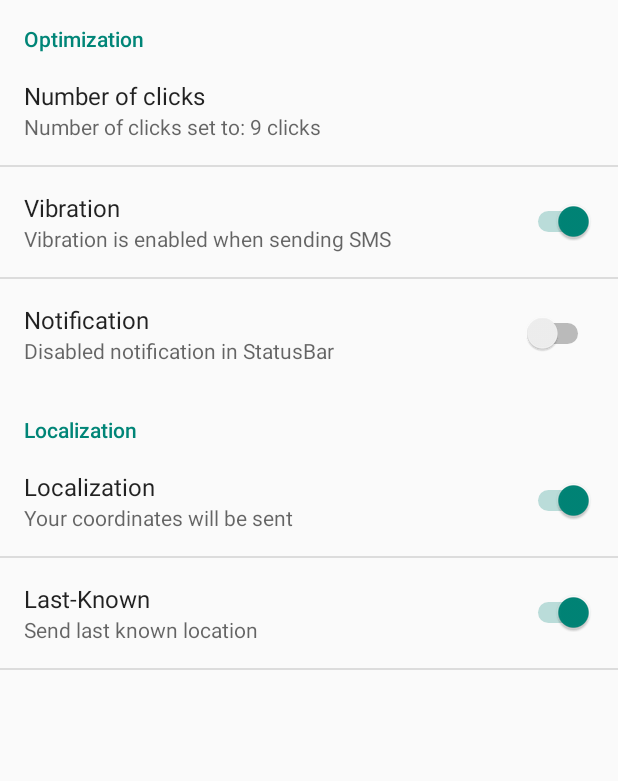
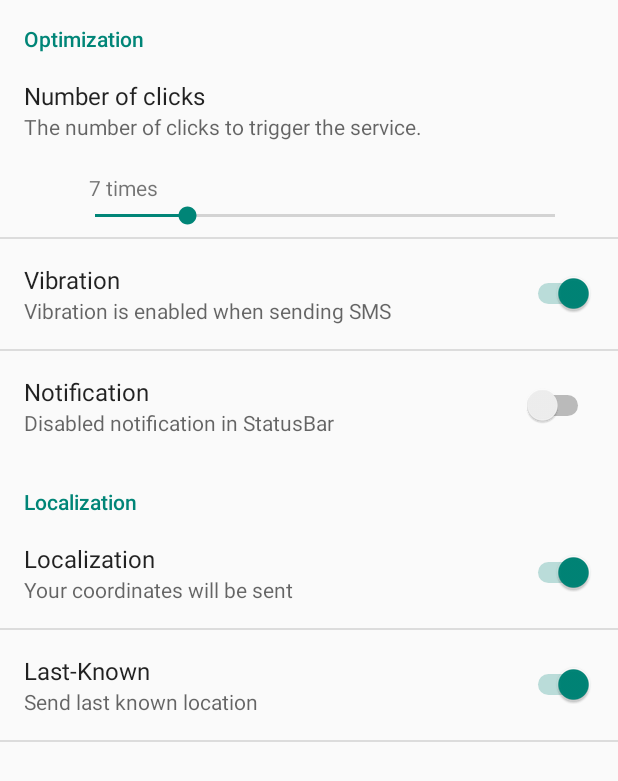
Before and after one commit to PuR3v1L/EmergencySMS, an Android app: the screen it shows after launch (PrefsActivity), after a tap on "Preferences", on a phone screen of 412 x 824 dp. Shown: the top 781 px of the screen. Run offline under Robolectric (Android 15) with nearby library versions, the phone set to English and light mode, and no system bars; libraries missing offline, so code that uses them is left out: android.test.suitebuilder; 1 statement that could not run was skipped.

Commit message:
added seek bar preference for number of clicks

```diff
--- a/InstantSMSEmergency/src/main/java/com/spydiko/instantsmsemergency/InstantSMSemergensy.java
+++ b/InstantSMSEmergency/src/main/java/com/spydiko/instantsmsemergency/InstantSMSemergensy.java
@@ -3,6 +3,8 @@ package com.spydiko.instantsmsemergency;
 import android.app.Application;
 import android.content.Context;
 import android.content.SharedPreferences;
+import android.content.res.Resources;
+import android.content.res.TypedArray;
 import android.location.Location;
 import android.location.LocationListener;
 import android.location.LocationManager;
@@ -90,7 +92,7 @@ public class InstantSMSemergensy extends Application {
 	}
 
 	public int loadCounterClicks() {
-		return Integer.valueOf(prefs.getString("screen_off_counter", "8"));
+		return prefs.getInt("screen_off_counter", 8);
 	}
 
 	public boolean isGetLocation() {
@@ -228,6 +230,10 @@ public class InstantSMSemergensy extends Application {
 		return prefs.getBoolean("permanent_notification",false);
 	}
 
+	public Resources getMyResources() {
+		return getResources();
+	}
+
 	// ----------------------------------------****************************---------------------------------------------------------------------
 
 
--- a/InstantSMSEmergency/src/main/java/com/spydiko/instantsmsemergency/PrefsActivity.java
+++ b/InstantSMSEmergency/src/main/java/com/spydiko/instantsmsemergency/PrefsActivity.java
@@ -22,7 +22,7 @@ import android.view.MenuItem;
 public class PrefsActivity extends PreferenceActivity implements SharedPreferences.OnSharedPreferenceChangeListener {
 
 	private static final String TAG = PrefsActivity.class.getSimpleName();
-	ListPreference screenOffCounterList;
+//	ListPreference screenOffCounterList;
 	CheckBoxPreference vibratePref, locationPref, lastKnownLocation, notification;
 	SwitchPreference vibratePrefSwitch, locationPrefSwitch, lastKnownLocationSwitch, notificationSwitch;
 	InstantSMSemergensy instantSMSemergensy;
@@ -39,7 +39,7 @@ public class PrefsActivity extends PreferenceActivity implements SharedPreferenc
 	}
 
 	private void setSummaries() {
-		setScreenOffCounterSum();
+//		setScreenOffCounterSum();
 		if (Build.VERSION.SDK_INT >= Build.VERSION_CODES.ICE_CREAM_SANDWICH){
 			setVibrationSwitchSum();
 			setLocationSwitchSum();
@@ -86,10 +86,10 @@ public class PrefsActivity extends PreferenceActivity implements SharedPreferenc
 		else vibratePrefSwitch.setSummary(getResources().getString(R.string.vibrate_off));
 	}
 
-	private void setScreenOffCounterSum() {
-		screenOffCounterList = (ListPreference) findPreference("screen_off_counter");
-		screenOffCounterList.setSummary(getResources().getString(R.string.screen_off_counter) + " " + (screenOffCounterList.getEntry()) + " clicks");
-	}
+//	private void setScreenOffCounterSum() {
+//		screenOffCounterList = (ListPreference) findPreference("screen_off_counter");
+//		screenOffCounterList.setSummary(getResources().getString(R.string.screen_off_counter) + " " + (screenOffCounterList.getEntry()) + " clicks");
+//	}
 
 	private void setVibrationSum() {
 		vibratePref = (CheckBoxPreference) findPreference("vibrate_pref");
@@ -100,7 +100,7 @@ public class PrefsActivity extends PreferenceActivity implements SharedPreferenc
 	@Override
 	public void onSharedPreferenceChanged(SharedPreferences sharedPreferences, String s) {
 		if (InstantSMSemergensy.debugging) Log.d(TAG, "onSharedPreferenceChanged: " + s);
-		if (s.equals("screen_off_counter")) setScreenOffCounterSum();
+//		if (s.equals("screen_off_counter")) setScreenOffCounterSum();
 		if (Build.VERSION.SDK_INT >= Build.VERSION_CODES.ICE_CREAM_SANDWICH){
 			if (s.equals("vibrate_pref")) setVibrationSwitchSum();
 			if (s.equals("location_pref")) setLocationSwitchSum();
@@ -112,7 +112,7 @@ public class PrefsActivity extends PreferenceActivity implements SharedPreferenc
 			if (s.equals("last_known_location")) setLastKnownLocationSum();
 			if (s.equals("permanent_notification")) setNotificationSum();
 		}
-		if (s.equals("location_pref") || s.equals("permanent_notification")) startService(new Intent(this, MyService.class));
+		if ((s.equals("location_pref") || s.equals("permanent_notification")) && instantSMSemergensy.isServiceRunning()) startService(new Intent(this, MyService.class));
 	}
 	@SuppressLint("NewApi")
 	private void setNotificationSwitchSum() {
--- a/InstantSMSEmergency/src/main/java/com/spydiko/instantsmsemergency/RemoteControlReceiver.java
+++ b/InstantSMSEmergency/src/main/java/com/spydiko/instantsmsemergency/RemoteControlReceiver.java
@@ -24,6 +24,7 @@ public class RemoteControlReceiver extends BroadcastReceiver {
 
 		if (InstantSMSemergensy.debugging) Log.d("onReceive", "Power button is pressed. Sent Sms is " + sentSMS);
 		int threshold = instantSMSemergensy.loadCounterClicks()/2;
+		Log.d(TAG,"threshold: "+threshold);
 		if (intent.getAction().equals(Intent.ACTION_SCREEN_OFF)) {
 			countPowerOff++;
 		} else if (intent.getAction().equals(Intent.ACTION_SCREEN_ON)) {
--- /dev/null
+++ b/InstantSMSEmergency/src/main/java/com/spydiko/instantsmsemergency/SeekBarPreference.java
@@ -0,0 +1,243 @@
+package com.spydiko.instantsmsemergency;
+
+/**
+ * Created by spiros on 11/9/13.
+ */
+import android.content.Context;
+import android.content.res.TypedArray;
+import android.preference.Preference;
+import android.util.AttributeSet;
+import android.util.Log;
+import android.view.View;
+import android.view.ViewGroup;
+import android.view.ViewParent;
+import android.widget.LinearLayout;
+import android.widget.SeekBar;
+import android.widget.SeekBar.OnSeekBarChangeListener;
+import android.widget.TextView;
+
+public class SeekBarPreference extends Preference implements OnSeekBarChangeListener {
+
+	private static final String TAG = SeekBarPreference.class.getSimpleName();
+	private static final String ANDROIDNS = "http://schemas.android.com/apk/res/android";
+	private static final String APPLICATIONNS = "http://robobunny.com";
+	private static final int DEFAULT_VALUE = 7;
+	private static int mMaxValue = 15;
+	private static int mMinValue = 5;
+	private static int mInterval = 2;
+	private static int mCurrentValue;
+	private String mUnitsLeft = "";
+	private String mUnitsRight = "";
+	private SeekBar mSeekBar;
+	private TextView mStatusText;
+	private InstantSMSemergensy instantSMSemergensy;
+
+	public SeekBarPreference(Context context, AttributeSet attrs) {
+		super(context, attrs);
+		initPreference(context, attrs);
+	}
+
+	public SeekBarPreference(Context context, AttributeSet attrs, int defStyle) {
+		super(context, attrs, defStyle);
+		initPreference(context, attrs);
+	}
+
+	private void initPreference(Context context, AttributeSet attrs) {
+		instantSMSemergensy = (InstantSMSemergensy) context.getApplicationContext();
+
+		setValuesFromXml(attrs);
+		mSeekBar = new SeekBar(context, attrs);
+		mSeekBar.setMax(mMaxValue - mMinValue);
+		mSeekBar.setOnSeekBarChangeListener(this);
+
+
+			setmUnitsRight(" " + instantSMSemergensy.getMyResources().getString(R.string.times));
+
+
+		setWidgetLayoutResource(R.layout.seek_bar_preference);
+	}
+
+	private void setValuesFromXml(AttributeSet attrs) {
+		mMaxValue = attrs.getAttributeIntValue(ANDROIDNS, "max", 100);
+		mMinValue = attrs.getAttributeIntValue(APPLICATIONNS, "min", 1);
+
+		mUnitsLeft = getAttributeStringValue(attrs, "unitsLeft", "");
+		//		String units = getAttributeStringValue(attrs, APPLICATIONNS, "units", "");
+		//		mUnitsRight = getAttributeStringValue(attrs, APPLICATIONNS, "unitsRight", units);
+
+		try {
+			String newInterval = attrs.getAttributeValue(APPLICATIONNS, "interval");
+			if (newInterval != null)
+				mInterval = Integer.parseInt(newInterval);
+		} catch (Exception e) {
+			Log.e(TAG, "Invalid interval value", e);
+		}
+
+	}
+
+	private String getAttributeStringValue(AttributeSet attrs, String name, String defaultValue) {
+		String value = attrs.getAttributeValue(SeekBarPreference.APPLICATIONNS, name);
+		if (value == null)
+			value = defaultValue;
+
+		return value;
+	}
+
+	@Override
+	protected View onCreateView(ViewGroup parent) {
+		View view = super.onCreateView(parent);
+
+		// The basic preference layout puts the widget frame to the right of the title and summary,
+		// so we need to change it a bit - the seekbar should be under them.
+		LinearLayout layout = (LinearLayout) view;
+		layout.setOrientation(LinearLayout.VERTICAL);
+
+		return view;
+	}
+
+	@Override
+	public void onBindView(View view) {
+		super.onBindView(view);
+
+		try {
+			// move our seekbar to the new view we've been given
+			ViewParent oldContainer = mSeekBar.getParent();
+			ViewGroup newContainer = (ViewGroup) view.findViewById(R.id.seekBarPrefBarContainer);
+
+			if (oldContainer != newContainer) {
+				// remove the seekbar from the old view
+				if (oldContainer != null) {
+					((ViewGroup) oldContainer).removeView(mSeekBar);
+				}
+				// remove the existing seekbar (there may not be one) and add ours
+				newContainer.removeAllViews();
+				newContainer.addView(mSeekBar, ViewGroup.LayoutParams.FILL_PARENT,ViewGroup.LayoutParams.WRAP_CONTENT);
+			}
+		} catch (Exception ex) {
+			Log.e(TAG, "Error binding view: " + ex.toString());
+		}
+
+		//if dependency is false from the beginning, disable the seek bar
+		if (view != null && !view.isEnabled()) {
+			mSeekBar.setEnabled(false);
+		}
+
+		updateView(view);
+	}
+
+	/**
+	 * Update a SeekBarPreference view with our current state
+	 *
+	 * @param view
+	 */
+	protected void updateView(View view) {
+
+		try {
+			mStatusText = (TextView) view.findViewById(R.id.seekBarPrefValue);
+
+			mStatusText.setText(String.valueOf(mCurrentValue));
+			mStatusText.setMinimumWidth(30);
+
+			mSeekBar.setProgress(mCurrentValue - mMinValue);
+
+			TextView unitsRight = (TextView) view.findViewById(R.id.seekBarPrefUnitsRight);
+
+			setmUnitsRight(" " + instantSMSemergensy.getMyResources().getString(R.string.times));
+
+			unitsRight.setText(mUnitsRight);
+
+			TextView unitsLeft = (TextView) view.findViewById(R.id.seekBarPrefUnitsLeft);
+			unitsLeft.setText(mUnitsLeft);
+
+		} catch (Exception e) {
+			Log.e(TAG, "Error updating seek bar preference", e);
+		}
+
+	}
+
+	@Override
+	public void onProgressChanged(SeekBar seekBar, int progress, boolean fromUser) {
+		int newValue = progress + mMinValue;
+//		Log.d(TAG,"first newValue: "+newValue);
+
+		if (newValue > mMaxValue)
+			newValue = mMaxValue;
+		else if (newValue < mMinValue)
+			newValue = mMinValue;
+		if (mInterval != 1 && newValue % mInterval != 1)
+			newValue = Math.round(((float) newValue) / mInterval) * mInterval -1;
+
+		// change rejected, revert to the previous value
+		if (!callChangeListener(newValue)) {
+			seekBar.setProgress(mCurrentValue - mMinValue);
+			return;
+		}
+
+//		Log.d(TAG,"newValue: "+newValue);
+		// change accepted, store it
+		mCurrentValue = newValue;
+		mStatusText.setText(String.valueOf(newValue));
+		persistInt(newValue);
+
+	}
+
+	@Override
+	public void onStartTrackingTouch(SeekBar seekBar) {
+	}
+
+	@Override
+	public void onStopTrackingTouch(SeekBar seekBar) {
+		notifyChanged();
+	}
+
+	@Override
+	protected Object onGetDefaultValue(TypedArray ta, int index) {
+
+		//		int defaultValue = ta.getInt(index, DEFAULT_VALUE);
+		return ta.getInt(index, DEFAULT_VALUE);
+
+	}
+
+	@Override
+	protected void onSetInitialValue(boolean restoreValue, Object defaultValue) {
+
+		if (restoreValue) {
+//			Log.d(TAG, "mCurrentValue: "+ mCurrentValue);
+			mCurrentValue = getPersistedInt(mCurrentValue);
+		} else {
+			int temp = 0;
+			try {
+				temp = (Integer) defaultValue;
+			} catch (Exception ex) {
+				Log.e(TAG, "Invalid default value: " + defaultValue.toString());
+			}
+
+			persistInt(temp);
+			mCurrentValue = temp;
+		}
+
+	}
+
+	/**
+	 * make sure that the seekbar is disabled if the preference is disabled
+	 */
+	@Override
+	public void setEnabled(boolean enabled) {
+		super.setEnabled(enabled);
+		mSeekBar.setEnabled(enabled);
+	}
+
+	@Override
+	public void onDependencyChanged(Preference dependency, boolean disableDependent) {
+		super.onDependencyChanged(dependency, disableDependent);
+
+		//Disable movement of seek bar when dependency is false
+		if (mSeekBar != null) {
+			mSeekBar.setEnabled(!disableDependent);
+		}
+	}
+
+	public void setmUnitsRight(String unit) {
+		mUnitsRight = unit;
+	}
+}
--- /dev/null
+++ b/InstantSMSEmergency/src/main/res/layout/seek_bar_preference.xml
@@ -0,0 +1,55 @@
+<?xml version="1.0" encoding="UTF-8"?>
+<RelativeLayout xmlns:android="http://schemas.android.com/apk/res/android"
+                android:id="@android:id/widget_frame"
+                android:layout_width="fill_parent"
+                android:layout_height="wrap_content"
+                android:paddingBottom="5dp"
+                android:paddingLeft="15dp"
+                android:paddingStart="15dp"
+                android:paddingRight="10dp"
+                android:paddingEnd="10dp"
+                android:paddingTop="5dp">
+
+    <TextView
+        android:id="@+id/seekBarPrefUnitsLeft"
+        android:layout_width="wrap_content"
+        android:layout_height="wrap_content"
+        android:layout_alignParentLeft="true"
+        android:layout_alignParentStart="true"
+        android:layout_alignParentTop="true">
+    </TextView>
+
+    <TextView
+        android:id="@+id/seekBarPrefValue"
+        android:layout_width="wrap_content"
+        android:layout_height="wrap_content"
+        android:layout_toRightOf="@id/seekBarPrefUnitsLeft"
+        android:layout_toEndOf="@id/seekBarPrefUnitsLeft"
+        android:gravity="end">
+    </TextView>
+
+    <TextView
+        android:id="@+id/seekBarPrefUnitsRight"
+        android:layout_width="wrap_content"
+        android:layout_height="wrap_content"
+        android:layout_toRightOf="@id/seekBarPrefValue"
+        android:layout_toEndOf="@id/seekBarPrefValue">
+    </TextView>
+
+
+    <LinearLayout
+        android:id="@+id/seekBarPrefBarContainer"
+        android:layout_width="fill_parent"
+        android:layout_height="wrap_content"
+        android:layout_alignParentLeft="true"
+        android:layout_alignParentStart="true"
+        android:layout_below="@id/seekBarPrefUnitsRight"
+        android:orientation="horizontal">
+
+        <SeekBar
+            android:id="@+id/seekBarPrefSeekBar"
+            android:layout_width="fill_parent"
+            android:layout_height="wrap_content"/>
+    </LinearLayout>
+
+</RelativeLayout>
--- a/InstantSMSEmergency/src/main/res/values/strings.xml
+++ b/InstantSMSEmergency/src/main/res/values/strings.xml
@@ -31,6 +31,8 @@
     <string name="permanent_notification_summary_on">Enabled notification in StatusBar</string>
     <string name="permanent_notification_summary_off">Disabled notification in StatusBar</string>
     <string name="localization_prefs">Localization</string>
+    <string name="times">times</string>
+    <string name="screen_off_counter_sum">The number of clicks to trigger the service.</string>
 
 
 </resources>
--- a/InstantSMSEmergency/src/main/res/xml-v14/prefs.xml
+++ b/InstantSMSEmergency/src/main/res/xml-v14/prefs.xml
@@ -1,18 +1,21 @@
 <?xml version="1.0" encoding="utf-8"?>
 
-<PreferenceScreen xmlns:android="http://schemas.android.com/apk/res/android">
+<PreferenceScreen xmlns:android="http://schemas.android.com/apk/res/android"
+                  xmlns:robobunny="http://robobunny.com">
     <PreferenceCategory android:title="@string/optimization_prefs">
-        <ListPreference
+        <com.spydiko.instantsmsemergency.SeekBarPreference
             android:key="screen_off_counter"
             android:title="@string/counter_title"
-            android:entries="@array/counter_list"
-            android:entryValues="@array/counter_list_values"
-            android:defaultValue="8"/>
+            android:summary="@string/screen_off_counter_sum"
+            android:defaultValue="7"
+            robobunny:min="5"
+            android:max="15"/>
+
 
         <SwitchPreference
             android:title="@string/vibratePref"
             android:defaultValue="true"
-            android:key="vibrate_pref" />
+            android:key="vibrate_pref"/>
 
         <SwitchPreference
             android:key="permanent_notification"
@@ -24,7 +27,7 @@
         <SwitchPreference
             android:title="@string/locationPref"
             android:defaultValue="true"
-        android:key="location_pref" />
+            android:key="location_pref"/>
 
         <SwitchPreference
             android:key="last_known_location"
--- a/InstantSMSEmergency/src/main/res/xml/prefs.xml
+++ b/InstantSMSEmergency/src/main/res/xml/prefs.xml
@@ -1,18 +1,20 @@
 <?xml version="1.0" encoding="utf-8"?>
 
-<PreferenceScreen xmlns:android="http://schemas.android.com/apk/res/android">
+<PreferenceScreen xmlns:android="http://schemas.android.com/apk/res/android"
+                  xmlns:robobunny="http://robobunny.com">
     <PreferenceCategory android:title="@string/optimization_prefs">
-        <ListPreference
+        <com.spydiko.instantsmsemergency.SeekBarPreference
             android:key="screen_off_counter"
             android:title="@string/counter_title"
-            android:entries="@array/counter_list"
-            android:entryValues="@array/counter_list_values"
-            android:defaultValue="8"/>
+            android:summary="@string/screen_off_counter_sum"
+            android:defaultValue="7"
+            robobunny:min="5"
+            android:max="15"/>
 
         <CheckBoxPreference
             android:title="@string/vibratePref"
             android:defaultValue="true"
-            android:key="vibrate_pref" />
+            android:key="vibrate_pref"/>
 
         <CheckBoxPreference
             android:key="permanent_notification"
@@ -24,7 +26,7 @@
         <CheckBoxPreference
             android:title="@string/locationPref"
             android:defaultValue="true"
-        android:key="location_pref" />
+            android:key="location_pref"/>
 
         <CheckBoxPreference
             android:key="last_known_location"
```
Lines whose indentation alone changed are shown as unchanged.
